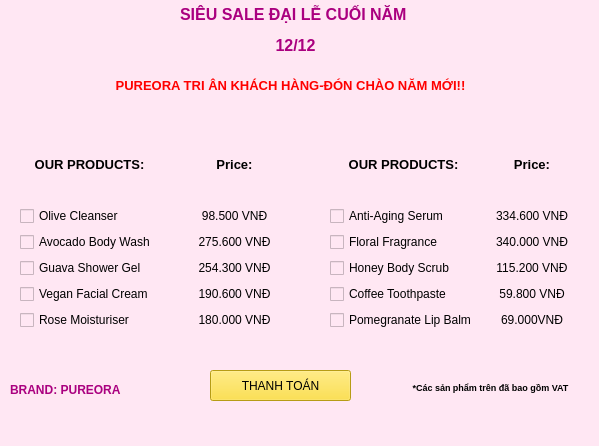
The window that giaodien1.ui (trucph-bit/5-ae-siu-nhan) describes before a commit, drawn with Qt 5.
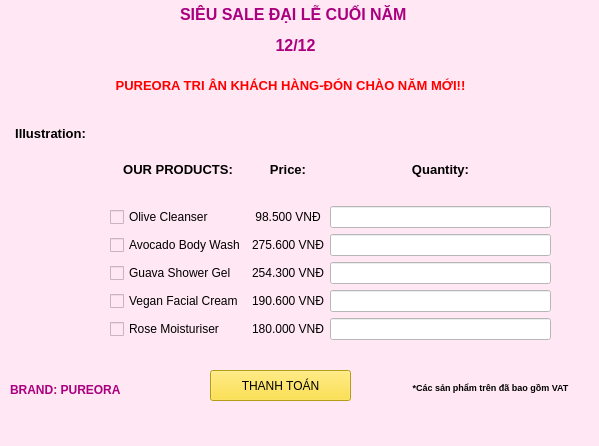
The same window after the commit. Icons and pictures are not drawn.

Patch:
```diff
--- a/giaodien1.ui
+++ b/giaodien1.ui
@@ -100,9 +100,9 @@
    <widget class="QWidget" name="gridLayoutWidget">
     <property name="geometry">
      <rect>
-      <x>20</x>
-      <y>130</y>
-      <width>284</width>
+      <x>110</x>
+      <y>140</y>
+      <width>441</width>
       <height>200</height>
      </rect>
     </property>
@@ -206,6 +206,92 @@
        </property>
       </widget>
      </item>
+     <item row="2" column="1">
+      <widget class="QLabel" name="label_8">
+       <property name="text">
+        <string>&lt;html&gt;&lt;head/&gt;&lt;body&gt;&lt;p align=&quot;center&quot;&gt;&lt;span style=&quot; font-size:10pt; font-weight:600;&quot;&gt;Price:&lt;/span&gt;&lt;/p&gt;&lt;/body&gt;&lt;/html&gt;</string>
+       </property>
+      </widget>
+     </item>
+     <item row="5" column="1">
+      <widget class="QLabel" name="label_20">
+       <property name="text">
+        <string>&lt;html&gt;&lt;head/&gt;&lt;body&gt;&lt;p align=&quot;center&quot;&gt;254.300 VNĐ&lt;/p&gt;&lt;/body&gt;&lt;/html&gt;</string>
+       </property>
+      </widget>
+     </item>
+     <item row="4" column="0">
+      <widget class="QCheckBox" name="checkBox_bodywash">
+       <property name="styleSheet">
+        <string notr="true">font: 10pt &quot;MS Shell Dlg 2&quot;;</string>
+       </property>
+       <property name="text">
+        <string>Avocado Body Wash</string>
+       </property>
+      </widget>
+     </item>
+     <item row="3" column="0">
+      <widget class="QCheckBox" name="checkBox_olivecleanser">
+       <property name="styleSheet">
+        <string notr="true">font: 10pt &quot;MS Shell Dlg 2&quot;;</string>
+       </property>
+       <property name="text">
+        <string>Olive Cleanser</string>
+       </property>
+      </widget>
+     </item>
+     <item row="5" column="0">
+      <widget class="QCheckBox" name="checkBox_showergel">
+       <property name="styleSheet">
+        <string notr="true">font: 10pt &quot;MS Shell Dlg 2&quot;;</string>
+       </property>
+       <property name="text">
+        <string>Guava Shower Gel</string>
+       </property>
+      </widget>
+     </item>
+     <item row="2" column="2">
+      <widget class="QLabel" name="label_10">
+       <property name="text">
+        <string>&lt;html&gt;&lt;head/&gt;&lt;body&gt;&lt;p align=&quot;center&quot;&gt;&lt;span style=&quot; font-size:10pt; font-weight:600;&quot;&gt;Quantity:&lt;/span&gt;&lt;/p&gt;&lt;/body&gt;&lt;/html&gt;</string>
+       </property>
+      </widget>
+     </item>
+     <item row="3" column="2">
+      <widget class="QLineEdit" name="lineEdit_cleanser">
+       <property name="styleSheet">
+        <string notr="true">background-color: rgb(255, 255, 255);</string>
+       </property>
+      </widget>
+     </item>
+     <item row="5" column="2">
+      <widget class="QLineEdit" name="lineEdit_showergel">
+       <property name="styleSheet">
+        <string notr="true">background-color: rgb(255, 255, 255);</string>
+       </property>
+      </widget>
+     </item>
+     <item row="4" column="2">
+      <widget class="QLineEdit" name="lineEdit_bdywash">
+       <property name="styleSheet">
+        <string notr="true">background-color: rgb(255, 255, 255);</string>
+       </property>
+      </widget>
+     </item>
+     <item row="6" column="2">
+      <widget class="QLineEdit" name="lineEdit_cream">
+       <property name="styleSheet">
+        <string notr="true">background-color: rgb(255, 255, 255);</string>
+       </property>
+      </widget>
+     </item>
+     <item row="7" column="2">
+      <widget class="QLineEdit" name="lineEdit_moisturiser">
+       <property name="styleSheet">
+        <string notr="true">background-color: rgb(255, 255, 255);</string>
+       </property>
+      </widget>
+     </item>
     </layout>
    </widget>
    <widget class="QLabel" name="label_9">
@@ -221,117 +307,6 @@
      <string>&lt;html&gt;&lt;head/&gt;&lt;body&gt;&lt;p align=&quot;center&quot;&gt;&lt;span style=&quot; font-size:7pt; font-weight:600;&quot;&gt;*Các sản phẩm trên đã bao gồm VAT&lt;/span&gt;&lt;/p&gt;&lt;/body&gt;&lt;/html&gt;</string>
     </property>
    </widget>
-   <widget class="QWidget" name="gridLayoutWidget_2">
-    <property name="geometry">
-     <rect>
-      <x>330</x>
-      <y>130</y>
-      <width>251</width>
-      <height>200</height>
-     </rect>
-    </property>
-    <layout class="QGridLayout" name="gridLayout_2">
-     <item row="3" column="0">
-      <widget class="QCheckBox" name="checkBox_fragance">
-       <property name="styleSheet">
-        <string notr="true">font: 10pt &quot;MS Shell Dlg 2&quot;;</string>
-       </property>
-       <property name="text">
-        <string>Floral Fragrance</string>
-       </property>
-      </widget>
-     </item>
-     <item row="2" column="0">
-      <widget class="QCheckBox" name="checkBox_serum">
-       <property name="styleSheet">
-        <string notr="true">font: 10pt &quot;MS Shell Dlg 2&quot;;</string>
-       </property>
-       <property name="text">
-        <string>Anti-Aging Serum </string>
-       </property>
-      </widget>
-     </item>
-     <item row="6" column="0">
-      <widget class="QCheckBox" name="checkBox_lipbalm">
-       <property name="styleSheet">
-        <string notr="true">font: 10pt &quot;MS Shell Dlg 2&quot;;</string>
-       </property>
-       <property name="text">
-        <string>Pomegranate Lip Balm</string>
-       </property>
-      </widget>
-     </item>
-     <item row="4" column="0">
-      <widget class="QCheckBox" name="checkBox_scrub">
-       <property name="styleSheet">
-        <string notr="true">font: 10pt &quot;MS Shell Dlg 2&quot;;</string>
-       </property>
-       <property name="text">
-        <string>Honey Body Scrub</string>
-       </property>
-      </widget>
-     </item>
-     <item row="2" column="1">
-      <widget class="QLabel" name="label_12">
-       <property name="text">
-        <string>&lt;html&gt;&lt;head/&gt;&lt;body&gt;&lt;p align=&quot;center&quot;&gt;334.600 VNĐ&lt;/p&gt;&lt;/body&gt;&lt;/html&gt;</string>
-       </property>
-      </widget>
-     </item>
-     <item row="3" column="1">
-      <widget class="QLabel" name="label_19">
-       <property name="text">
-        <string>&lt;html&gt;&lt;head/&gt;&lt;body&gt;&lt;p align=&quot;center&quot;&gt;340.000 VNĐ&lt;/p&gt;&lt;/body&gt;&lt;/html&gt;</string>
-       </property>
-      </widget>
-     </item>
-     <item row="5" column="0">
-      <widget class="QCheckBox" name="checkBox_toothpaste">
-       <property name="styleSheet">
-        <string notr="true">font: 10pt &quot;MS Shell Dlg 2&quot;;</string>
-       </property>
-       <property name="text">
-        <string>Coffee Toothpaste</string>
-       </property>
-      </widget>
-     </item>
-     <item row="5" column="1">
-      <widget class="QLabel" name="label_14">
-       <property name="text">
-        <string>&lt;html&gt;&lt;head/&gt;&lt;body&gt;&lt;p align=&quot;center&quot;&gt;59.800 VNĐ&lt;/p&gt;&lt;/body&gt;&lt;/html&gt;</string>
-       </property>
-      </widget>
-     </item>
-     <item row="4" column="1">
-      <widget class="QLabel" name="label_15">
-       <property name="text">
-        <string>&lt;html&gt;&lt;head/&gt;&lt;body&gt;&lt;p align=&quot;center&quot;&gt;115.200 VNĐ&lt;/p&gt;&lt;/body&gt;&lt;/html&gt;</string>
-       </property>
-      </widget>
-     </item>
-     <item row="6" column="1">
-      <widget class="QLabel" name="label_18">
-       <property name="text">
-        <string>&lt;html&gt;&lt;head/&gt;&lt;body&gt;&lt;p align=&quot;center&quot;&gt;69.000VNĐ&lt;/p&gt;&lt;/body&gt;&lt;/html&gt;</string>
-       </property>
-      </widget>
-     </item>
-     <item row="1" column="0">
-      <widget class="QLabel" name="label_11">
-       <property name="text">
-        <string>&lt;html&gt;&lt;head/&gt;&lt;body&gt;&lt;p align=&quot;center&quot;&gt;&lt;span style=&quot; font-size:10pt; font-weight:600;&quot;&gt;OUR PRODUCTS:&lt;/span&gt;&lt;/p&gt;&lt;/body&gt;&lt;/html&gt;</string>
-       </property>
-      </widget>
-     </item>
-     <item row="1" column="1">
-      <widget class="QLabel" name="label_10">
-       <property name="text">
-        <string>&lt;html&gt;&lt;head/&gt;&lt;body&gt;&lt;p align=&quot;center&quot;&gt;&lt;span style=&quot; font-size:10pt; font-weight:600;&quot;&gt;Price:&lt;/span&gt;&lt;/p&gt;&lt;/body&gt;&lt;/html&gt;</string>
-       </property>
-      </widget>
-     </item>
-    </layout>
-   </widget>
    <widget class="QPushButton" name="pushButton_payment">
     <property name="geometry">
      <rect>
@@ -359,6 +334,114 @@
      </size>
     </property>
    </widget>
+   <widget class="QLabel" name="label_11">
+    <property name="geometry">
+     <rect>
+      <x>0</x>
+      <y>100</y>
+      <width>101</width>
+      <height>68</height>
+     </rect>
+    </property>
+    <property name="text">
+     <string>&lt;html&gt;&lt;head/&gt;&lt;body&gt;&lt;p align=&quot;center&quot;&gt;&lt;span style=&quot; font-size:10pt; font-weight:600;&quot;&gt;Illustration:&lt;/span&gt;&lt;/p&gt;&lt;/body&gt;&lt;/html&gt;</string>
+    </property>
+   </widget>
+   <widget class="QLabel" name="label_12">
+    <property name="geometry">
+     <rect>
+      <x>30</x>
+      <y>150</y>
+      <width>41</width>
+      <height>31</height>
+     </rect>
+    </property>
+    <property name="text">
+     <string/>
+    </property>
+    <property name="pixmap">
+     <pixmap>images/cleanser.png</pixmap>
+    </property>
+    <property name="scaledContents">
+     <bool>true</bool>
+    </property>
+   </widget>
+   <widget class="QLabel" name="label_14">
+    <property name="geometry">
+     <rect>
+      <x>30</x>
+      <y>190</y>
+      <width>41</width>
+      <height>41</height>
+     </rect>
+    </property>
+    <property name="text">
+     <string/>
+    </property>
+    <property name="pixmap">
+     <pixmap>images/bdywash.png</pixmap>
+    </property>
+    <property name="scaledContents">
+     <bool>true</bool>
+    </property>
+   </widget>
+   <widget class="QLabel" name="label_15">
+    <property name="geometry">
+     <rect>
+      <x>30</x>
+      <y>240</y>
+      <width>41</width>
+      <height>41</height>
+     </rect>
+    </property>
+    <property name="text">
+     <string/>
+    </property>
+    <property name="pixmap">
+     <pixmap>images/hair.png</pixmap>
+    </property>
+    <property name="scaledContents">
+     <bool>true</bool>
+    </property>
+   </widget>
+   <widget class="QLabel" name="label_16">
+    <property name="geometry">
+     <rect>
+      <x>30</x>
+      <y>340</y>
+      <width>41</width>
+      <height>31</height>
+     </rect>
+    </property>
+    <property name="text">
+     <string/>
+    </property>
+    <property name="pixmap">
+     <pixmap>images/mois.png</pixmap>
+    </property>
+    <property name="scaledContents">
+     <bool>true</bool>
+    </property>
+   </widget>
+   <widget class="QLabel" name="label_17">
+    <property name="geometry">
+     <rect>
+      <x>30</x>
+      <y>290</y>
+      <width>41</width>
+      <height>41</height>
+     </rect>
+    </property>
+    <property name="text">
+     <string/>
+    </property>
+    <property name="pixmap">
+     <pixmap>images/cream.png</pixmap>
+    </property>
+    <property name="scaledContents">
+     <bool>true</bool>
+    </property>
+   </widget>
   </widget>
   <widget class="QMenuBar" name="menubar">
    <property name="geometry">
```
Left out of the diff: 104 changed lines with no effect on the pictures.
